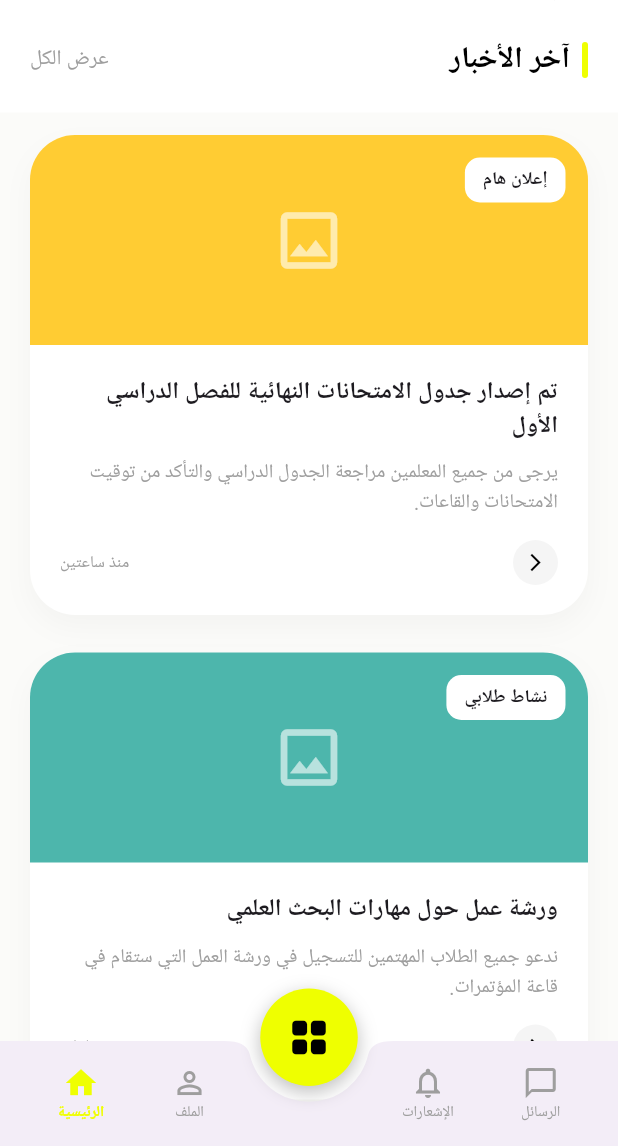
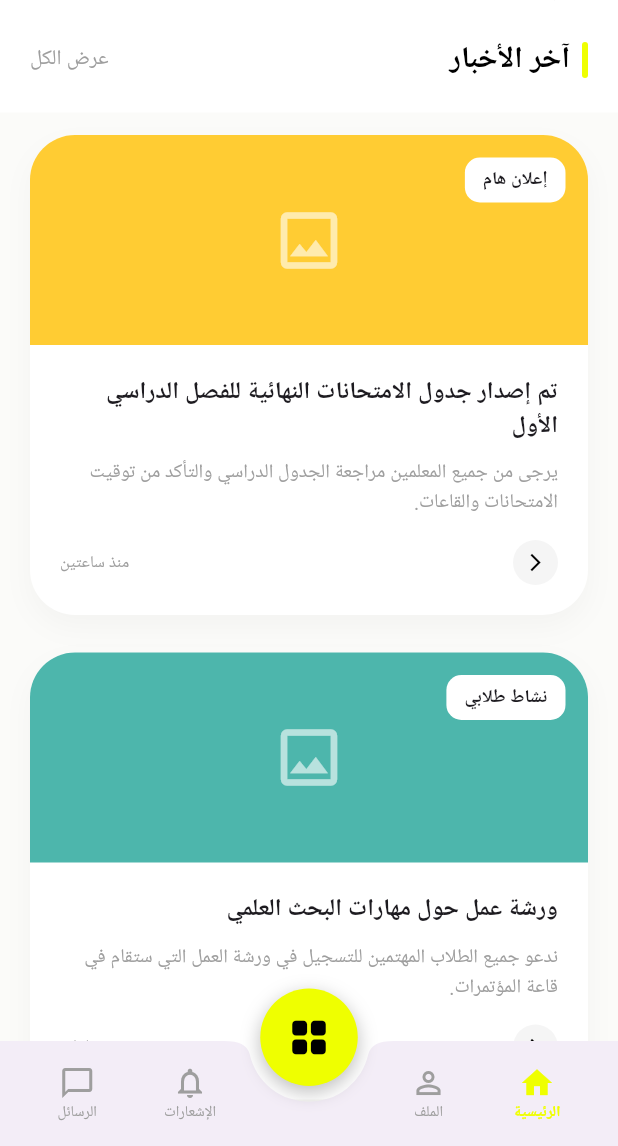
Before and after one commit to majdoulee2006/Edu_Pridge_flutter, a Flutter app: the TeacherHomeScreen screen opened directly, on a phone screen of 412 x 824 dp, the part 90-1236 px from its top. Run offline on Flutter 3.47's test engine with Material 3 defaults, Android fonts, the phone set to English and light mode, and no system bars; Roboto replaces fonts that are missing (Tajawal).

Commit message:
تم تعديل واجهة الملف الرئيسية للمعلم

```diff
--- a/lib/screens/teacher/teacher_home.dart
+++ b/lib/screens/teacher/teacher_home.dart
@@ -12,12 +12,13 @@ class TeacherHomeScreen extends StatelessWidget {
   Widget build(BuildContext context) {
     return Scaffold(
       backgroundColor: const Color(0xFFFBFBF9),
+      // لضمان ظهور الزر الأصفر فوق البار السفلي
       extendBody: true,
       body: Directionality(
         textDirection: TextDirection.rtl,
         child: Column(
           children: [
-            // الهيدر الثابت - أبيض بالكامل وبدون مسافات إضافية
+            // --- الهيدر العلوي الأبيض الثابت ---
             Container(
               color: Colors.white,
               child: SafeArea(
@@ -26,7 +27,6 @@ class TeacherHomeScreen extends StatelessWidget {
                   padding: const EdgeInsets.symmetric(horizontal: 20, vertical: 10),
                   child: Column(
                     children: [
-                      // السطر العلوي: اسم التطبيق (يمين) | الإعدادات والبروفايل (يسار)
                       Row(
                         mainAxisAlignment: MainAxisAlignment.spaceBetween,
                         children: [
@@ -70,7 +70,6 @@ class TeacherHomeScreen extends StatelessWidget {
                         ],
                       ),
                       const SizedBox(height: 20),
-                      // سطر آخر الأخبار ثابت بداخل الخلفية البيضاء
                       Row(
                         mainAxisAlignment: MainAxisAlignment.spaceBetween,
                         children: [
@@ -95,7 +94,7 @@ class TeacherHomeScreen extends StatelessWidget {
               ),
             ),
 
-            // المحتوى القابل للسكرول
+            // --- قائمة الأخبار القابلة للتمرير ---
             Expanded(
               child: ListView(
                 physics: const BouncingScrollPhysics(),
@@ -115,7 +114,7 @@ class TeacherHomeScreen extends StatelessWidget {
                     time: 'منذ 4 ساعات',
                     headerColor: const Color(0xFF4DB6AC),
                   ),
-                  const SizedBox(height: 100), // مساحة للـ SpeedDial
+                  const SizedBox(height: 100), // مساحة إضافية للتمرير فوق البار السفلي
                 ],
               ),
             ),
@@ -123,9 +122,11 @@ class TeacherHomeScreen extends StatelessWidget {
         ),
       ),
 
-      // 🌟 الشريط السفلي والزر العائم (رجعوا متل ما كانوا بكودك القديم) 🌟
+      // الزر الأصفر الحقيقي
       floatingActionButton: const CustomSpeedDialEduBridge(),
       floatingActionButtonLocation: FloatingActionButtonLocation.centerDocked,
+
+      // شريط التنقل السفلي الموحد مع ملف البروفايل
       bottomNavigationBar: _buildBottomNav(context),
     );
   }
@@ -176,24 +177,31 @@ class TeacherHomeScreen extends StatelessWidget {
     );
   }
 
-  // الـ NavBar القديم تبعك
   Widget _buildBottomNav(BuildContext context) {
     return BottomAppBar(
       height: 70,
       shape: const CircularNotchedRectangle(),
       notchMargin: 8,
+      child: Directionality(
+        textDirection: TextDirection.rtl,
         child: Row(
           mainAxisAlignment: MainAxisAlignment.spaceAround,
           children: [
-          _navItem(context, Icons.home, "الرئيسية", true),
+            // جهة اليمين
+            _navItem(context, Icons.home, "الرئيسية", true, onTap: () {}),
             _navItem(context, Icons.person_outline, "الملف", false,
                 onTap: () => Navigator.pushReplacement(context, MaterialPageRoute(builder: (context) => const ProfileScreen()))),
+
+            // فراغ للزر الأصفر
             const SizedBox(width: 40),
+
+            // جهة اليسار
             _navItem(context, Icons.notifications_none, "الإشعارات", false,
                 onTap: () => Navigator.pushReplacement(context, MaterialPageRoute(builder: (context) => const NotificationsScreen()))),
             _navItem(context, Icons.chat_bubble_outline, "الرسائل", false,
                 onTap: () => Navigator.pushReplacement(context, MaterialPageRoute(builder: (context) => const MessagesScreen()))),
           ],
+        ),
       ),
     );
   }
```
Lines whose indentation alone changed are shown as unchanged.
